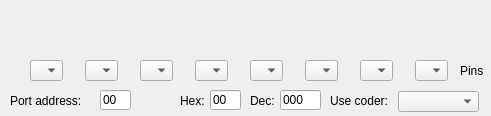
The window that IDE/GUI/widgets/Tools/Sim7Seg/sim7seg.ui (AbyssAbbeba/MDS-picoblaze-AVR-ide) describes before a commit, drawn with Qt 5.
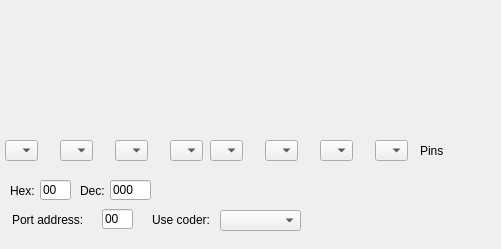
The same window after the commit.

Diff of the .ui file:
```diff
--- a/IDE/GUI/widgets/Tools/Sim7Seg/sim7seg.ui
+++ b/IDE/GUI/widgets/Tools/Sim7Seg/sim7seg.ui
@@ -6,8 +6,8 @@
    <rect>
     <x>0</x>
     <y>0</y>
-    <width>491</width>
-    <height>116</height>
+    <width>501</width>
+    <height>249</height>
    </rect>
   </property>
   <property name="windowTitle">
@@ -16,8 +16,8 @@
   <widget class="QComboBox" name="ledBox_7">
    <property name="geometry">
     <rect>
-     <x>30</x>
-     <y>60</y>
+     <x>5</x>
+     <y>140</y>
      <width>33</width>
      <height>21</height>
     </rect>
@@ -29,8 +29,8 @@
   <widget class="QComboBox" name="ledBox_5">
    <property name="geometry">
     <rect>
-     <x>140</x>
-     <y>60</y>
+     <x>115</x>
+     <y>140</y>
      <width>33</width>
      <height>21</height>
     </rect>
@@ -42,8 +42,8 @@
   <widget class="QComboBox" name="ledBox_6">
    <property name="geometry">
     <rect>
-     <x>85</x>
-     <y>60</y>
+     <x>60</x>
+     <y>140</y>
      <width>33</width>
      <height>21</height>
     </rect>
@@ -55,8 +55,8 @@
   <widget class="QComboBox" name="ledBox_2">
    <property name="geometry">
     <rect>
-     <x>305</x>
-     <y>60</y>
+     <x>265</x>
+     <y>140</y>
      <width>33</width>
      <height>21</height>
     </rect>
@@ -68,8 +68,8 @@
   <widget class="QComboBox" name="ledBox_4">
    <property name="geometry">
     <rect>
-     <x>195</x>
-     <y>60</y>
+     <x>170</x>
+     <y>140</y>
      <width>33</width>
      <height>21</height>
     </rect>
@@ -81,8 +81,8 @@
   <widget class="QComboBox" name="ledBox_3">
    <property name="geometry">
     <rect>
-     <x>250</x>
-     <y>60</y>
+     <x>210</x>
+     <y>140</y>
      <width>33</width>
      <height>21</height>
     </rect>
@@ -94,8 +94,8 @@
   <widget class="QComboBox" name="ledBox_1">
    <property name="geometry">
     <rect>
-     <x>360</x>
-     <y>60</y>
+     <x>320</x>
+     <y>140</y>
      <width>33</width>
      <height>21</height>
     </rect>
@@ -107,8 +107,8 @@
   <widget class="QComboBox" name="ledBox_0">
    <property name="geometry">
     <rect>
-     <x>415</x>
-     <y>60</y>
+     <x>375</x>
+     <y>140</y>
      <width>33</width>
      <height>21</height>
     </rect>
@@ -120,8 +120,8 @@
   <widget class="QLabel" name="label">
    <property name="geometry">
     <rect>
-     <x>10</x>
-     <y>90</y>
+     <x>12</x>
+     <y>209</y>
      <width>91</width>
      <height>21</height>
     </rect>
@@ -133,8 +133,8 @@
   <widget class="QLineEdit" name="lineEditAddress">
    <property name="geometry">
     <rect>
-     <x>100</x>
-     <y>90</y>
+     <x>102</x>
+     <y>209</y>
      <width>31</width>
      <height>20</height>
     </rect>
@@ -149,8 +149,8 @@
   <widget class="QComboBox" name="comboDecoder">
    <property name="geometry">
     <rect>
-     <x>398</x>
-     <y>91</y>
+     <x>220</x>
+     <y>210</y>
      <width>81</width>
      <height>21</height>
     </rect>
@@ -165,8 +165,8 @@
   <widget class="QLabel" name="label_2">
    <property name="geometry">
     <rect>
-     <x>330</x>
-     <y>90</y>
+     <x>152</x>
+     <y>209</y>
      <width>71</width>
      <height>21</height>
     </rect>
@@ -178,8 +178,8 @@
   <widget class="QLabel" name="label_4">
    <property name="geometry">
     <rect>
-     <x>460</x>
-     <y>60</y>
+     <x>420</x>
+     <y>140</y>
      <width>31</width>
      <height>21</height>
     </rect>
@@ -191,8 +191,8 @@
   <widget class="QLineEdit" name="lineEditHex">
    <property name="geometry">
     <rect>
-     <x>210</x>
-     <y>90</y>
+     <x>40</x>
+     <y>180</y>
      <width>31</width>
      <height>20</height>
     </rect>
@@ -207,8 +207,8 @@
   <widget class="QLabel" name="label_3">
    <property name="geometry">
     <rect>
-     <x>180</x>
-     <y>90</y>
+     <x>10</x>
+     <y>180</y>
      <width>31</width>
      <height>21</height>
     </rect>
@@ -220,8 +220,8 @@
   <widget class="QLineEdit" name="lineEditDec">
    <property name="geometry">
     <rect>
-     <x>280</x>
-     <y>90</y>
+     <x>110</x>
+     <y>180</y>
      <width>41</width>
      <height>20</height>
     </rect>
@@ -236,8 +236,8 @@
   <widget class="QLabel" name="label_5">
    <property name="geometry">
     <rect>
-     <x>250</x>
-     <y>90</y>
+     <x>80</x>
+     <y>180</y>
      <width>41</width>
      <height>21</height>
     </rect>
```
